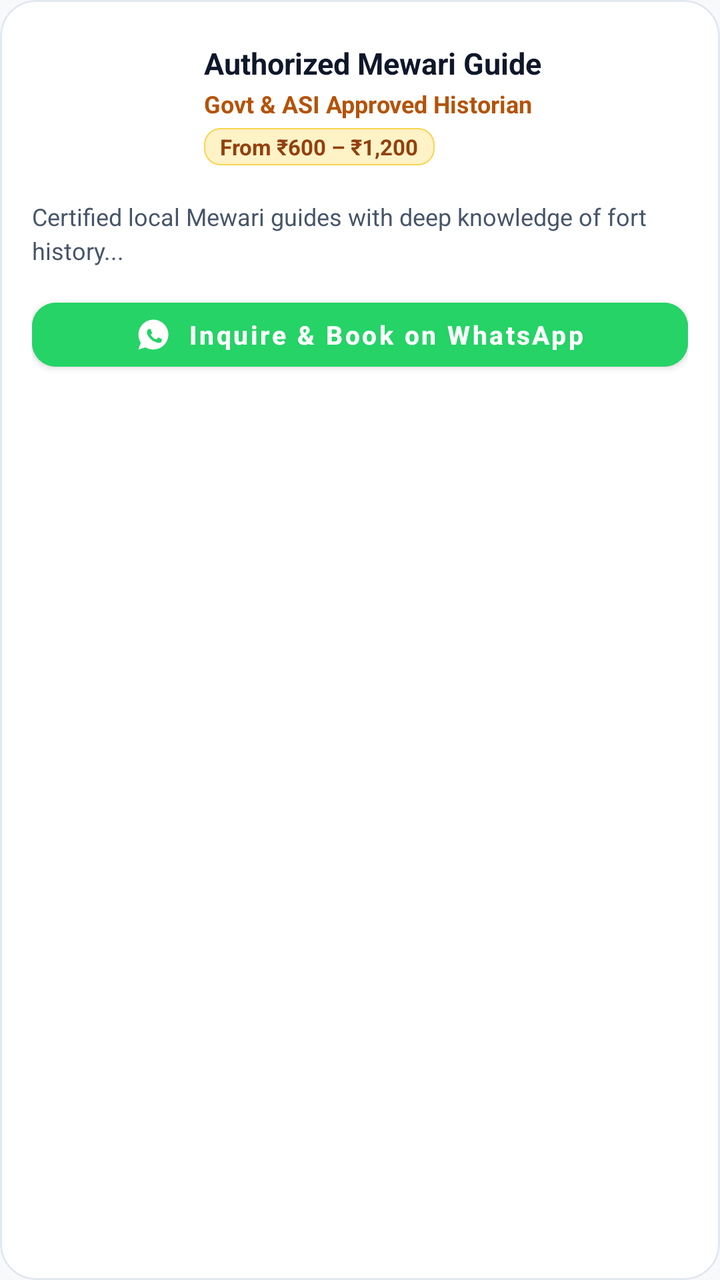
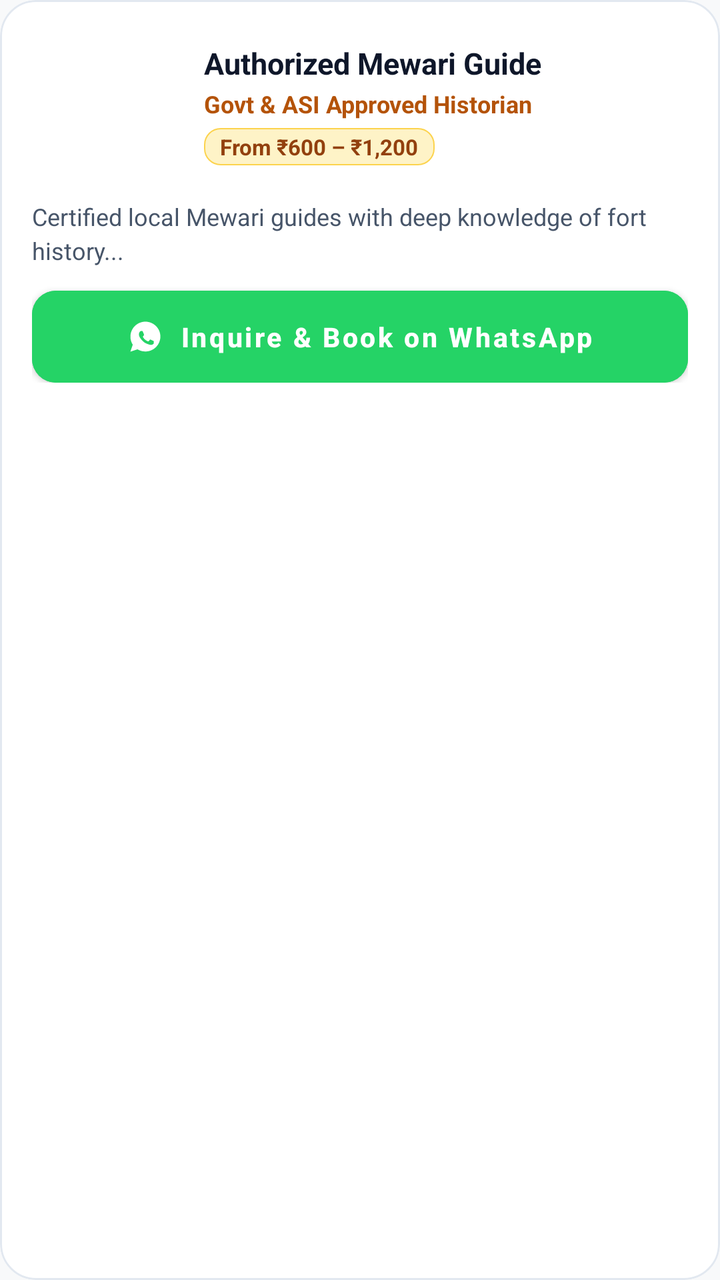

Screens rendered from an Android XML layout before and after an edit, with the pre-edit source and the edit as a unified diff.
<!-- AndroidManifest.xml: application theme Theme.VisitChittorgarh -->
<!-- res/layout/item_service_card.xml -->
<?xml version="1.0" encoding="utf-8"?>
<com.google.android.material.card.MaterialCardView xmlns:android="http://schemas.android.com/apk/res/android"
    xmlns:app="http://schemas.android.com/apk/res-auto"
    android:layout_width="match_parent"
    android:layout_height="wrap_content"
    android:layout_marginHorizontal="16dp"
    android:layout_marginVertical="8dp"
    app:cardBackgroundColor="@color/surface_white"
    app:cardCornerRadius="18dp"
    app:cardElevation="3dp"
    app:strokeColor="@color/border_subtle"
    app:strokeWidth="1dp">

    <LinearLayout
        android:layout_width="match_parent"
        android:layout_height="wrap_content"
        android:orientation="vertical"
        android:padding="16dp">

        <LinearLayout
            android:layout_width="match_parent"
            android:layout_height="wrap_content"
            android:gravity="center_vertical"
            android:orientation="horizontal">

            <com.google.android.material.imageview.ShapeableImageView
                android:id="@+id/imgService"
                android:layout_width="72dp"
                android:layout_height="72dp"
                android:scaleType="centerCrop"
                app:shapeAppearanceOverlay="@style/ShapeAppearance.MaterialComponents.MediumComponent" />

            <LinearLayout
                android:layout_width="0dp"
                android:layout_height="wrap_content"
                android:layout_marginStart="14dp"
                android:layout_weight="1"
                android:orientation="vertical">

                <TextView
                    android:id="@+id/txtServiceTitle"
                    android:layout_width="wrap_content"
                    android:layout_height="wrap_content"
                    android:text="Authorized Mewari Guide"
                    android:textColor="@color/text_primary"
                    android:textSize="15sp"
                    android:textStyle="bold" />

                <TextView
                    android:id="@+id/txtServiceSubtitle"
                    android:layout_width="wrap_content"
                    android:layout_height="wrap_content"
                    android:layout_marginTop="2dp"
                    android:text="Govt &amp; ASI Approved Historian"
                    android:textColor="@color/accent_gold"
                    android:textSize="12sp"
                    android:textStyle="bold" />

                <TextView
                    android:id="@+id/txtServicePrice"
                    android:layout_width="wrap_content"
                    android:layout_height="wrap_content"
                    android:layout_marginTop="4dp"
                    android:background="@drawable/bg_badge_gold"
                    android:paddingHorizontal="8dp"
                    android:paddingVertical="2dp"
                    android:text="From ₹600 – ₹1,200"
                    android:textColor="@color/gold_badge_text"
                    android:textSize="11sp"
                    android:textStyle="bold" />
            </LinearLayout>
        </LinearLayout>

        <TextView
            android:id="@+id/txtServiceDetails"
            android:layout_width="match_parent"
            android:layout_height="wrap_content"
            android:layout_marginTop="12dp"
            android:lineSpacingExtra="3dp"
            android:text="Certified local Mewari guides with deep knowledge of fort history..."
            android:textColor="@color/text_secondary"
            android:textSize="12sp" />

        <com.google.android.material.button.MaterialButton
            android:id="@+id/btnServiceAction"
            android:layout_width="match_parent"
            android:layout_height="44dp"
            android:layout_marginTop="12dp"
            android:backgroundTint="@color/whatsapp_green"
            android:text="Inquire &amp; Book on WhatsApp"
            android:textAllCaps="false"
            android:textColor="@color/surface_white"
            android:textSize="13sp"
            android:textStyle="bold"
            app:cornerRadius="12dp"
            app:icon="@drawable/ic_whatsapp"
            app:iconGravity="textStart"
            app:iconPadding="8dp"
            app:iconSize="18dp"
            app:iconTint="@color/surface_white" />
    </LinearLayout>
</com.google.android.material.card.MaterialCardView>
<!-- resources referenced by this layout -->
<resources>
  <color name="accent_gold">#B45309</color>
  <color name="border_subtle">#E2E8F0</color>
  <color name="gold_badge_text">#92400E</color>
  <color name="surface_white">#FFFFFF</color>
  <color name="text_primary">#0F172A</color>
  <color name="text_secondary">#475569</color>
  <color name="whatsapp_green">#25D366</color>
  <!-- drawable bg_badge_gold (drawable) -->
  <?xml version="1.0" encoding="utf-8"?>
  <shape xmlns:android="http://schemas.android.com/apk/res/android"
      android:shape="rectangle">
      <corners android:radius="8dp" />
      <solid android:color="@color/gold_badge_bg" />
      <stroke
          android:width="0.8dp"
          android:color="#FCD34D" />
  </shape>
  <!-- drawable ic_whatsapp (drawable) -->
  <vector xmlns:android="http://schemas.android.com/apk/res/android"
      android:width="24dp"
      android:height="24dp"
      android:viewportWidth="24"
      android:viewportHeight="24">
      <path
          android:fillColor="#25D366"
          android:pathData="M12.04,2C6.54,2 2.06,6.48 2.06,11.98c0,1.96 0.57,3.81 1.56,5.39L2,22l4.8,-1.57c1.51,0.92 3.28,1.45 5.24,1.45 5.5,0 9.98,-4.48 9.98,-9.98C22.02,6.48 17.54,2 12.04,2zm5.82,14.18c-0.24,0.68 -1.22,1.25 -1.72,1.29 -0.47,0.04 -1.06,0.06 -3.22,-0.78 -2.48,-0.97 -4.09,-3.48 -4.21,-3.64 -0.12,-0.16 -1,-1.33 -1,-2.54 0,-1.21 0.63,-1.8 0.86,-2.04 0.23,-0.24 0.51,-0.3 0.68,-0.3 0.17,0 0.34,0 0.49,0.01 0.16,0.01 0.37,-0.06 0.58,0.44 0.21,0.51 0.72,1.75 0.78,1.88 0.06,0.12 0.1,0.27 0.02,0.43 -0.08,0.16 -0.12,0.26 -0.24,0.4 -0.12,0.14 -0.25,0.31 -0.36,0.42 -0.12,0.12 -0.24,0.25 -0.1,0.49 0.14,0.24 0.62,1.02 1.34,1.66 0.92,0.82 1.7,1.07 1.94,1.19 0.24,0.12 0.38,0.1 0.52,-0.06 0.14,-0.16 0.6,-0.7 0.76,-0.94 0.16,-0.24 0.32,-0.2 0.54,-0.12 0.22,0.08 1.4,0.66 1.64,0.78 0.24,0.12 0.4,0.18 0.46,0.28 0.06,0.1 0.06,0.58 -0.18,1.26z" />
  </vector>
  <style name="Theme.VisitChittorgarh" parent="Theme.MaterialComponents.Light.NoActionBar">
          <item name="colorPrimary">@color/accent_gold</item>
          <item name="colorPrimaryVariant">@color/gold_bright</item>
          <item name="colorOnPrimary">@color/surface_white</item>
          <item name="colorSecondary">@color/gold_bright</item>
          <item name="colorSecondaryVariant">@color/accent_gold</item>
          <item name="colorOnSecondary">@color/surface_white</item>
          
          <item name="android:statusBarColor">@android:color/transparent</item>
          <item name="android:navigationBarColor">@android:color/transparent</item>
          <item name="android:windowLightStatusBar" tools:targetApi="m">true</item>
          <item name="android:windowLightNavigationBar" tools:targetApi="o_mr1">true</item>
          <item name="android:windowBackground">@color/window_background</item>
          <item name="android:textColorPrimary">@color/text_primary</item>
          <item name="android:textColorSecondary">@color/text_secondary</item>
      </style>
  <color name="gold_badge_bg">#FEF3C7</color>
  <color name="gold_bright">#D97706</color>
  <color name="window_background">#F8F9FA</color>
</resources>

<!-- the commit's change to res/layout/item_service_card.xml (unified diff, before → after) -->
@@ -84,13 +84,15 @@
         <com.google.android.material.button.MaterialButton
             android:id="@+id/btnServiceAction"
             android:layout_width="match_parent"
-            android:layout_height="44dp"
+            android:layout_height="46dp"
             android:layout_marginTop="12dp"
+            android:insetTop="0dp"
+            android:insetBottom="0dp"
             android:backgroundTint="@color/whatsapp_green"
             android:text="Inquire &amp; Book on WhatsApp"
             android:textAllCaps="false"
             android:textColor="@color/surface_white"
-            android:textSize="13sp"
+            android:textSize="13.5sp"
             android:textStyle="bold"
             app:cornerRadius="12dp"
             app:icon="@drawable/ic_whatsapp"
<!-- resource entries referenced after the edit -->
@@ -35,8 +35,8 @@
           <item name="colorSecondaryVariant">@color/accent_gold</item>
           <item name="colorOnSecondary">@color/surface_white</item>
           
-          <item name="android:statusBarColor">@android:color/transparent</item>
-          <item name="android:navigationBarColor">@android:color/transparent</item>
+          <item name="android:statusBarColor">@color/surface_white</item>
+          <item name="android:navigationBarColor">@color/surface_white</item>
           <item name="android:windowLightStatusBar" tools:targetApi="m">true</item>
           <item name="android:windowLightNavigationBar" tools:targetApi="o_mr1">true</item>
           <item name="android:windowBackground">@color/window_background</item>
